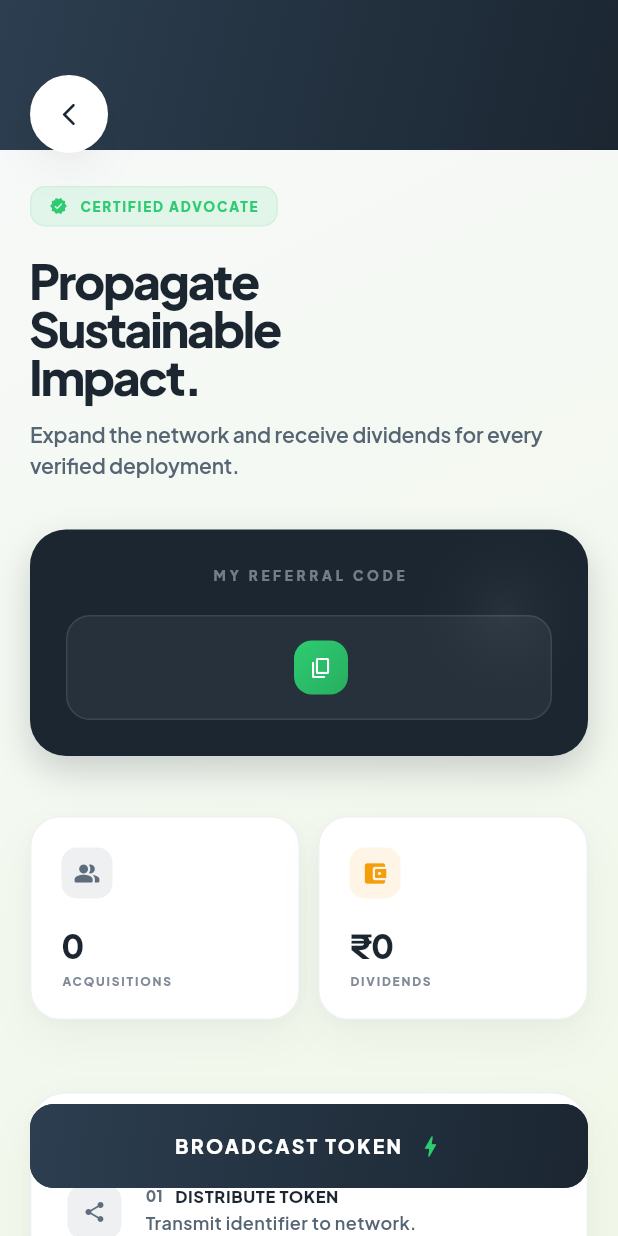
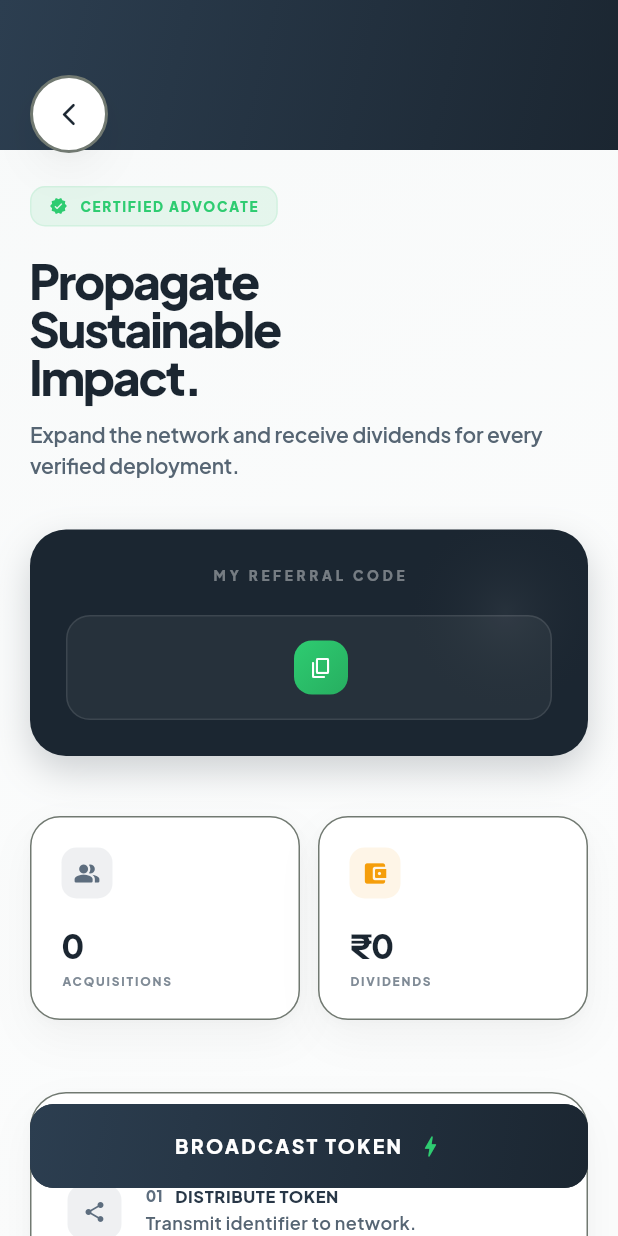
Before and after one commit to ShadaMaitexa/waste_management, a Flutter app: the ReferralScreen screen opened by its route, on a phone screen of 412 x 824 dp. Run offline on Flutter 3.47's test engine with Material 3 defaults, Android fonts, the phone set to English and light mode, and no system bars; our stand-ins replace fl_chart, google_fonts, google_maps_flutter, shared_preferences, shimmer; accounts and stored records are empty.

```diff
--- a/lib/screens/resident/referral_screen.dart
+++ b/lib/screens/resident/referral_screen.dart
@@ -11,16 +11,16 @@ class ReferralScreen extends StatelessWidget {
   @override
   Widget build(BuildContext context) {
     return Scaffold(
-      backgroundColor: AppTheme.bgSurface,
+      backgroundColor: Theme.of(context).scaffoldBackgroundColor,
       body: Stack(
         children: [
           Container(
-            decoration: const BoxDecoration(
-              color: AppTheme.bgSurface,
+            decoration: BoxDecoration(
+              color: Theme.of(context).scaffoldBackgroundColor,
               gradient: LinearGradient(
                 begin: Alignment.topLeft,
                 end: Alignment.bottomRight,
-                colors: [AppTheme.bgSurface, Color(0xFFF1F8E9)],
+                colors: [Theme.of(context).scaffoldBackgroundColor, Theme.of(context).colorScheme.surface.withOpacity(0.5)],
               ),
             ),
           ),
@@ -35,15 +35,15 @@ class ReferralScreen extends StatelessWidget {
                       child: Column(
                         crossAxisAlignment: CrossAxisAlignment.start,
                         children: [
-                          _buildHeroSection(),
+                          _buildHeroSection(context),
                           const SizedBox(height: 32),
                           _buildReferralCodeCard(context, referralService),
                           const SizedBox(height: 40),
-                          _buildStatsSection(referralService),
+                          _buildStatsSection(context, referralService),
                           const SizedBox(height: 48),
-                          _buildHowItWorks(),
+                          _buildHowItWorks(context),
                           const SizedBox(height: 48),
-                          _buildHistorySection(referralService),
+                          _buildHistorySection(context, referralService),
                           const SizedBox(height: 140),
                         ],
                       ),
@@ -59,10 +59,10 @@ class ReferralScreen extends StatelessWidget {
             left: 20,
             child: Container(
               decoration: BoxDecoration(
-                color: Colors.white,
+                color: Theme.of(context).cardColor,
                 shape: BoxShape.circle,
                 boxShadow: AppTheme.cardShadow,
-                border: Border.all(color: Colors.white, width: 2),
+                border: Border.all(color: Theme.of(context).dividerColor, width: 2),
               ),
               child: IconButton(
                 icon: const Icon(Icons.arrow_back_ios_new_rounded, color: AppTheme.grey900, size: 18),
@@ -102,7 +102,7 @@ class ReferralScreen extends StatelessWidget {
     );
   }
 
-  Widget _buildHeroSection() {
+  Widget _buildHeroSection(BuildContext context) {
     return Column(
       crossAxisAlignment: CrossAxisAlignment.start,
       children: [
@@ -136,7 +136,7 @@ class ReferralScreen extends StatelessWidget {
           style: GoogleFonts.plusJakartaSans(
             fontSize: 32,
             fontWeight: FontWeight.w900,
-            color: AppTheme.grey900,
+            color: Theme.of(context).textTheme.headlineLarge?.color ?? AppTheme.grey900,
             letterSpacing: -1.5,
             height: 1.0,
           ),
@@ -261,11 +261,12 @@ class ReferralScreen extends StatelessWidget {
     );
   }
 
-  Widget _buildStatsSection(ReferralService service) {
+  Widget _buildStatsSection(BuildContext context, ReferralService service) {
     return Row(
       children: [
         Expanded(
           child: _buildStatCard(
+            context,
             'Acquisitions',
             service.referralCount.toString(),
             Icons.people_alt_rounded,
@@ -275,6 +276,7 @@ class ReferralScreen extends StatelessWidget {
         const SizedBox(width: 12),
         Expanded(
           child: _buildStatCard(
+            context,
             'Dividends',
             '₹${service.totalEarned.toStringAsFixed(0)}',
             Icons.account_balance_wallet_rounded,
@@ -285,14 +287,14 @@ class ReferralScreen extends StatelessWidget {
     );
   }
 
-  Widget _buildStatCard(String label, String value, IconData icon, Color color) {
+  Widget _buildStatCard(BuildContext context, String label, String value, IconData icon, Color color) {
     return Container(
       padding: const EdgeInsets.all(20),
       decoration: BoxDecoration(
-        color: Colors.white,
+        color: Theme.of(context).cardColor,
         borderRadius: BorderRadius.circular(20),
         boxShadow: AppTheme.cardShadow,
-        border: Border.all(color: AppTheme.grey100, width: 1),
+        border: Border.all(color: Theme.of(context).dividerColor, width: 1),
       ),
       child: Column(
         crossAxisAlignment: CrossAxisAlignment.start,
@@ -311,7 +313,7 @@ class ReferralScreen extends StatelessWidget {
             style: GoogleFonts.plusJakartaSans(
               fontSize: 22,
               fontWeight: FontWeight.w900,
-              color: AppTheme.grey900,
+              color: Theme.of(context).textTheme.titleLarge?.color ?? AppTheme.grey900,
               letterSpacing: -0.5,
             ),
           ),
@@ -330,14 +332,14 @@ class ReferralScreen extends StatelessWidget {
     );
   }
 
-  Widget _buildHowItWorks() {
+  Widget _buildHowItWorks(BuildContext context) {
     return Container(
       padding: const EdgeInsets.all(24),
       decoration: BoxDecoration(
-        color: Colors.white,
+        color: Theme.of(context).cardColor,
         borderRadius: BorderRadius.circular(24),
         boxShadow: AppTheme.cardShadow,
-        border: Border.all(color: AppTheme.grey100, width: 1),
+        border: Border.all(color: Theme.of(context).dividerColor, width: 1),
       ),
       child: Column(
         crossAxisAlignment: CrossAxisAlignment.start,
@@ -353,6 +355,7 @@ class ReferralScreen extends StatelessWidget {
           ),
           const SizedBox(height: 24),
           _buildHowItWorksStep(
+            context,
             '01',
             'Distribute Token',
             'Transmit identifier to network.',
@@ -360,6 +363,7 @@ class ReferralScreen extends StatelessWidget {
             AppTheme.accentIndigo,
           ),
           _buildHowItWorksStep(
+            context,
             '02',
             'Network Conversion',
             'Peers register and schedule collections.',
@@ -367,6 +371,7 @@ class ReferralScreen extends StatelessWidget {
             const Color(0xFF8B5CF6),
           ),
           _buildHowItWorksStep(
+            context,
             '03',
             'Mutual Dividend',
             'Receive ₹50 for every verified deployment.',
@@ -379,7 +384,7 @@ class ReferralScreen extends StatelessWidget {
     );
   }
 
-  Widget _buildHowItWorksStep(String step, String title, String desc, IconData icon, Color color, {bool isLast = false}) {
+  Widget _buildHowItWorksStep(BuildContext context, String step, String title, String desc, IconData icon, Color color, {bool isLast = false}) {
     return Row(
       crossAxisAlignment: CrossAxisAlignment.start,
       children: [
@@ -428,7 +433,7 @@ class ReferralScreen extends StatelessWidget {
                       style: GoogleFonts.plusJakartaSans(
                         fontWeight: FontWeight.w900,
                         fontSize: 11,
-                        color: AppTheme.grey900,
+                        color: Theme.of(context).textTheme.labelLarge?.color ?? AppTheme.grey900,
                         letterSpacing: 0.4,
                       ),
                     ),
@@ -451,7 +456,7 @@ class ReferralScreen extends StatelessWidget {
     );
   }
 
-  Widget _buildHistorySection(ReferralService service) {
+  Widget _buildHistorySection(BuildContext context, ReferralService service) {
     final history = service.getReferralHistory();
     return Column(
       crossAxisAlignment: CrossAxisAlignment.start,
@@ -468,10 +473,10 @@ class ReferralScreen extends StatelessWidget {
         const SizedBox(height: 16),
         Container(
           decoration: BoxDecoration(
-            color: Colors.white,
+            color: Theme.of(context).cardColor,
             borderRadius: BorderRadius.circular(24),
             boxShadow: AppTheme.cardShadow,
-            border: Border.all(color: AppTheme.grey100, width: 1),
+            border: Border.all(color: Theme.of(context).dividerColor, width: 1),
           ),
           child: ListView.separated(
             shrinkWrap: true,
@@ -519,7 +524,7 @@ class ReferralScreen extends StatelessWidget {
                             style: GoogleFonts.plusJakartaSans(
                               fontWeight: FontWeight.w800,
                               fontSize: 14,
-                              color: AppTheme.grey900,
+                              color: Theme.of(context).textTheme.bodyLarge?.color ?? AppTheme.grey900,
                             ),
                           ),
                           Text(
```
Also changed, not shown: lib/screens/admin/admin_user_management_screen.dart (+33 -15 lines), lib/screens/resident/book_pickup_screen.dart (+14 -14 lines), lib/screens/resident/my_pickups_screen.dart (+9 -9 lines), lib/screens/resident/profile_screen.dart (+32 -29 lines), lib/services/admin_service.dart (+17 -4 lines).
